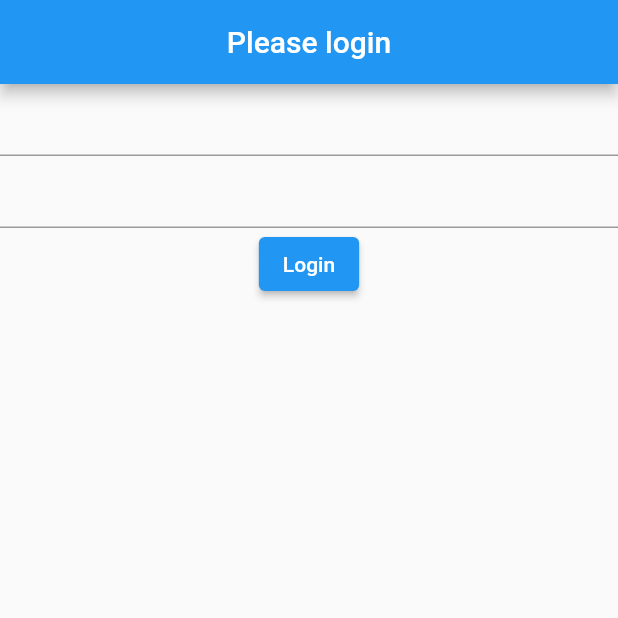
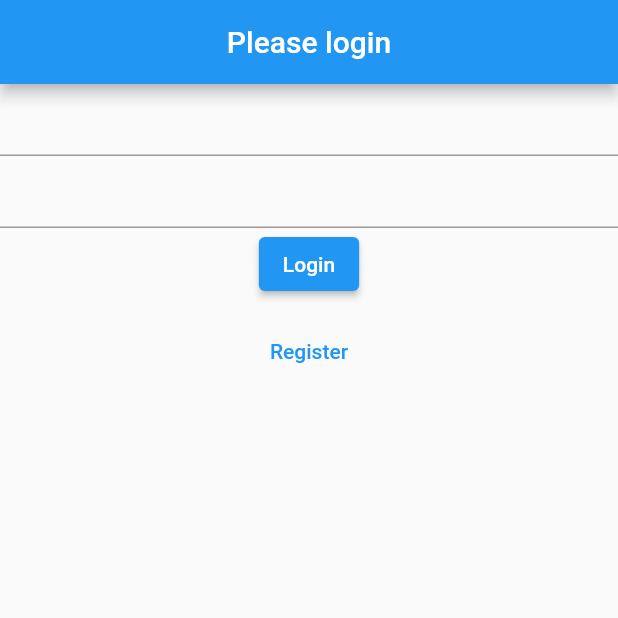
Before and after one commit to Jahsil/NotesApp, a Flutter app: the screen it shows after launch, after a tap on "Login", on a phone screen of 412 x 824 dp, the top half of it. Run offline on Flutter 3.47's test engine with Material 2 defaults, Android fonts, the phone set to English and light mode, and no system bars; our stand-ins replace firebase_auth, firebase_core, loading_animation_widget; accounts and stored records are empty; network calls fail.

Commit message:
linked register and login views

```diff
--- a/lib/main.dart
+++ b/lib/main.dart
@@ -1,8 +1,10 @@
+
 import 'package:firebase_core/firebase_core.dart';
 import 'package:firebase_auth/firebase_auth.dart';
 import 'package:flutter/material.dart';
 import 'package:loading_animation_widget/loading_animation_widget.dart';
 import 'package:notes/views/login_view.dart';
+import 'package:notes/views/register_view.dart';
 import 'package:notes/views/verify_email_view.dart';
 
 
@@ -15,7 +17,12 @@ void main() async {
 
       primarySwatch: Colors.blue,
     ),
-    home:  LoginView(),
+    routes: {
+      '/login' : (context) => LoginView(),
+      '/register' : (context) => RegisterView(),
+    },
+    home:  HomePage(),
+
   ));
 }
 
@@ -24,35 +31,31 @@ class HomePage extends StatelessWidget {
 
   @override
   Widget build(BuildContext context) {
-    return Scaffold(
-      appBar: AppBar(
-        title: Text("Home"),
-        centerTitle: true,
-      ),
-      body: FutureBuilder(
+    return FutureBuilder(
         future: Firebase.initializeApp(),
         builder: (context, snapshot) {
           switch (snapshot.connectionState) {
             case ConnectionState.done:
-              print("This is teh current user ==========");
+
               final user =  FirebaseAuth.instance.currentUser;
-              print(user);
-              if(user?.emailVerified ?? false){
-                return Text("Done");
+              if (user != null) {
+                if (user.emailVerified) {
+                  print("email verified");
+                }else {
+                  return VerifyEmailView();
+                }
               }else{
-                return const VerifyEmailView();
-
+                return LoginView();
               }
 
-
+              return Text("Finished");
             default:
-              return Center(child: LoadingAnimationWidget.inkDrop(
-                  color: Colors.red, size: 50));
+              return Center(child: CircularProgressIndicator());
           }
 
         },
 
-      ),
-    );
+      );
+
   }
 }
--- a/lib/views/login_view.dart
+++ b/lib/views/login_view.dart
@@ -38,13 +38,7 @@ class _LoginViewState extends State<LoginView> {
         title: Text("Please login"),
         centerTitle: true,
       ),
-      body: FutureBuilder(
-        future: Firebase.initializeApp(),
-        builder: (context, snapshot) {
-          switch (snapshot.connectionState) {
-
-            case ConnectionState.done:
-              return Column(
+      body: Column(
                 children: [
                   TextField(
                     controller: _email,
@@ -107,18 +101,19 @@ class _LoginViewState extends State<LoginView> {
                           }
                         }
                       },
-                      child: Text("Login"))
+                      child: Text("Login")),
+                  SizedBox(height: 10,),
+                  TextButton(
+                      onPressed: (){
+                        Navigator.of(context).pushNamedAndRemoveUntil(
+                            "/register", (route) => false);
+                      },
+                      child: Text("Register")
+                  ),
                 ],
-              );
-            default:
-              return Center(child: LoadingAnimationWidget.inkDrop(color: Colors.red, size: 50));
+              )
 
 
-          }
-
-        },
-
-      ),
     );
   }
 }
```
Also changed, not shown: lib/views/register_view.dart (+8 -1 lines), lib/views/verify_email_view.dart (+6 -1 lines).
